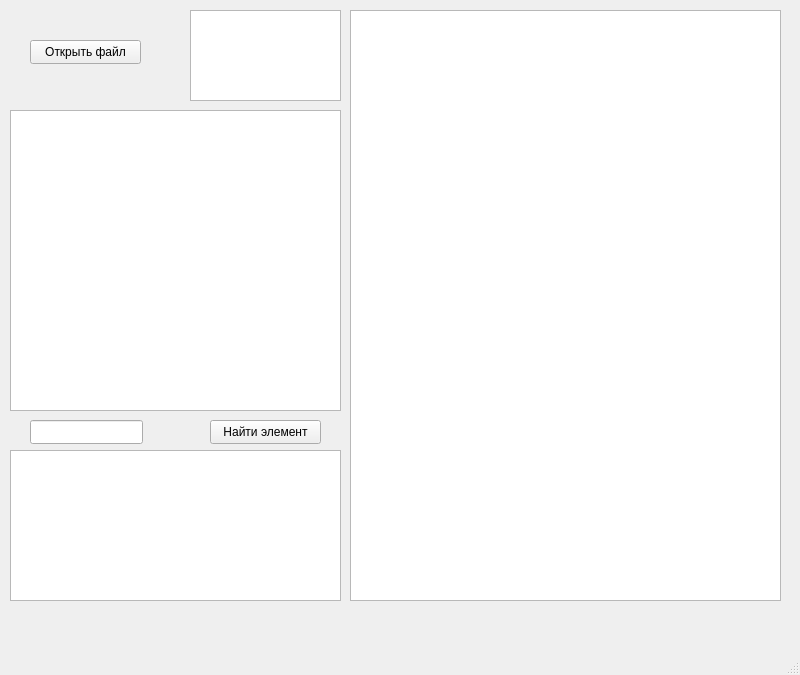
twentyoneh/CPPproj, file QtProj/mapAnalizer/map_analizer/mainwindow.ui: the form before one commit.
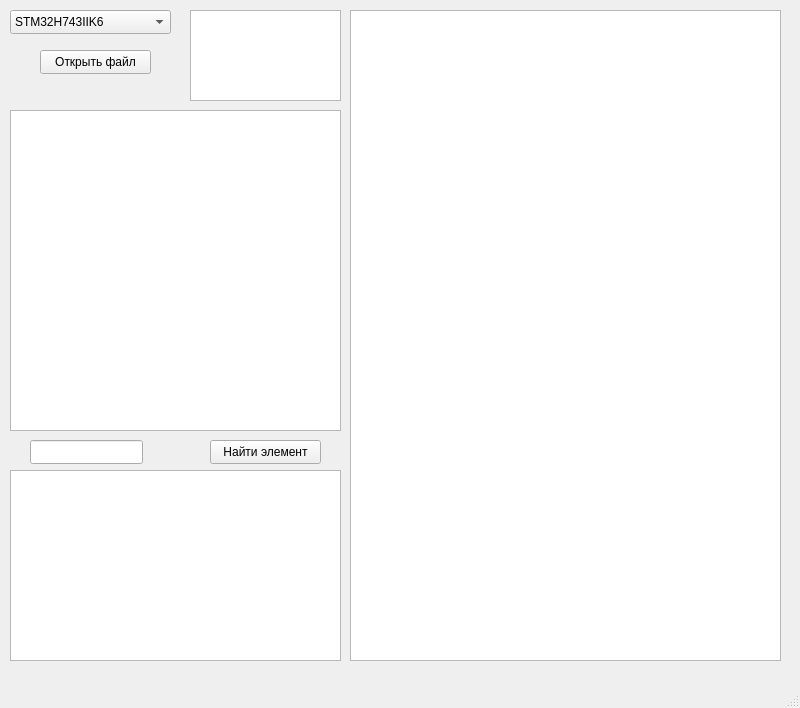
The form after the commit.

Patch:
```diff
--- a/QtProj/mapAnalizer/map_analizer/mainwindow.ui
+++ b/QtProj/mapAnalizer/map_analizer/mainwindow.ui
@@ -7,7 +7,7 @@
     <x>0</x>
     <y>0</y>
     <width>800</width>
-    <height>675</height>
+    <height>708</height>
    </rect>
   </property>
   <property name="windowTitle">
@@ -17,8 +17,8 @@
    <widget class="QPushButton" name="OpenFile">
     <property name="geometry">
      <rect>
-      <x>30</x>
-      <y>40</y>
+      <x>40</x>
+      <y>50</y>
       <width>111</width>
       <height>24</height>
      </rect>
@@ -33,7 +33,7 @@
       <x>350</x>
       <y>10</y>
       <width>431</width>
-      <height>591</height>
+      <height>651</height>
      </rect>
     </property>
     <property name="verticalScrollBarPolicy">
@@ -47,7 +47,7 @@
     <property name="geometry">
      <rect>
       <x>30</x>
-      <y>420</y>
+      <y>440</y>
       <width>113</width>
       <height>24</height>
      </rect>
@@ -57,7 +57,7 @@
     <property name="geometry">
      <rect>
       <x>210</x>
-      <y>420</y>
+      <y>440</y>
       <width>111</width>
       <height>24</height>
      </rect>
@@ -72,7 +72,7 @@
       <x>10</x>
       <y>110</y>
       <width>331</width>
-      <height>301</height>
+      <height>321</height>
      </rect>
     </property>
     <property name="verticalScrollMode">
@@ -83,9 +83,9 @@
     <property name="geometry">
      <rect>
       <x>10</x>
-      <y>450</y>
+      <y>470</y>
       <width>331</width>
-      <height>151</height>
+      <height>191</height>
      </rect>
     </property>
     <property name="verticalScrollMode">
@@ -102,6 +102,26 @@
      </rect>
     </property>
    </widget>
+   <widget class="QComboBox" name="comboBox">
+    <property name="geometry">
+     <rect>
+      <x>10</x>
+      <y>10</y>
+      <width>161</width>
+      <height>24</height>
+     </rect>
+    </property>
+    <item>
+     <property name="text">
+      <string>STM32H743IIK6</string>
+     </property>
+    </item>
+    <item>
+     <property name="text">
+      <string>STM32F103C8T6</string>
+     </property>
+    </item>
+   </widget>
   </widget>
   <widget class="QMenuBar" name="menubar">
    <property name="geometry">
```
